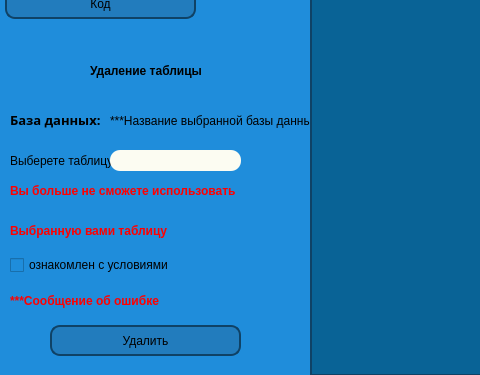
Vova1707/VizSQL, file Main_Window.ui: the form before one commit; both pictures show x 0 to 480 and y 345 to 720 of the 1060 by 720 pixel window.
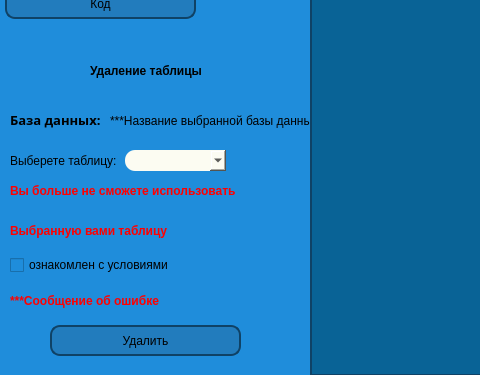
The form after the commit. The open tabs and pages were chosen to show the change. Icons and pictures are not drawn.

Patch:
```diff
--- a/Main_Window.ui
+++ b/Main_Window.ui
@@ -1521,19 +1521,6 @@
             <string>Выберете таблицу:</string>
            </property>
           </widget>
-          <widget class="QLineEdit" name="name_new_database_2">
-           <property name="geometry">
-            <rect>
-             <x>110</x>
-             <y>105</y>
-             <width>131</width>
-             <height>21</height>
-            </rect>
-           </property>
-           <property name="styleSheet">
-            <string notr="true">background: #fcfcf2;   border-radius: 10px</string>
-           </property>
-          </widget>
           <widget class="QLabel" name="label_25">
            <property name="geometry">
             <rect>
@@ -1647,6 +1634,19 @@
             <string>Вы больше не сможете использовать</string>
            </property>
           </widget>
+          <widget class="QComboBox" name="table_delete">
+           <property name="geometry">
+            <rect>
+             <x>125</x>
+             <y>105</y>
+             <width>101</width>
+             <height>21</height>
+            </rect>
+           </property>
+           <property name="styleSheet">
+            <string notr="true">background: #fcfcf2;   border-radius: 10px;</string>
+           </property>
+          </widget>
          </widget>
         </widget>
         <widget class="QGraphicsView" name="graphicsView">
```
Left out of the diff: 32 changed lines with no effect on the pictures.
